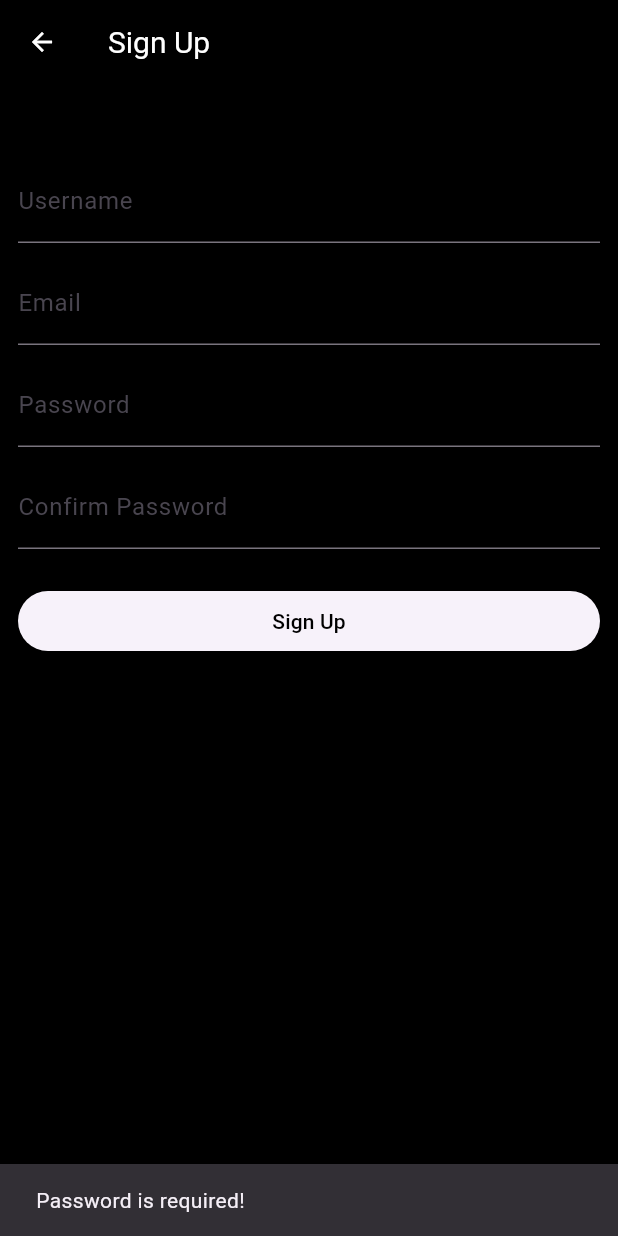
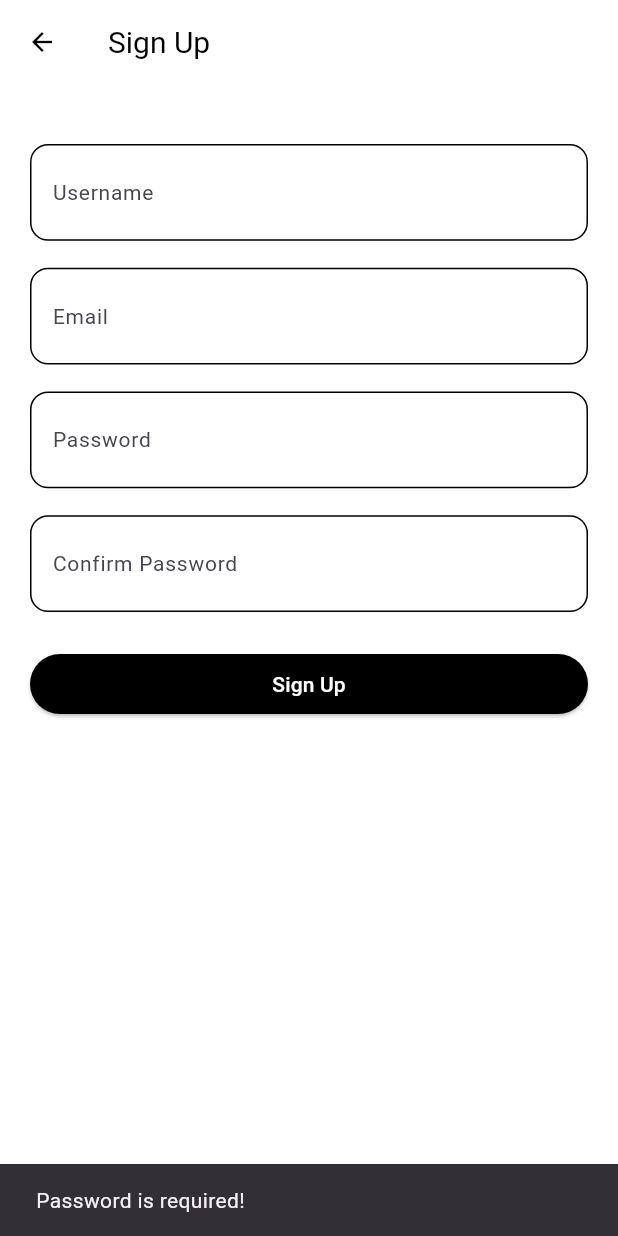
Before and after one commit to Fairuzzzzz/ai-chat-app, a Flutter app: the screen it shows after launch, after a tap on "Login", after a tap on "Don't have an account? Sign Up", on a phone screen of 412 x 824 dp. Run offline on Flutter 3.47's test engine with Material 3 defaults, Android fonts, the light colour scheme and no system bars; our stand-ins replace flutter_dotenv, supabase_flutter; missing offline and left inert: groq; accounts and stored records are empty; network calls fail.

Commit message:
update text field

```diff
--- a/lib/pages/login_page.dart
+++ b/lib/pages/login_page.dart
@@ -44,39 +44,66 @@ class _LoginPageState extends State<LoginPage> {
   Widget build(BuildContext context) {
     return Scaffold(
       body: ListView(
-        padding: const EdgeInsets.symmetric(horizontal: 12, vertical: 50),
+        padding: const EdgeInsets.symmetric(horizontal: 20, vertical: 50),
         children: [
           const SizedBox(
             height: 24,
           ),
+          const Center(
+            child: Text(
+              'Welcome Back!',
+              style: TextStyle(fontSize: 24),
+            ),
+          ),
+          const SizedBox(
+            height: 24,
+          ),
           Container(
+            padding: const EdgeInsets.symmetric(horizontal: 12, vertical: 12),
             decoration: BoxDecoration(
-              borderRadius: BorderRadius.circular(12),
-            ),
+                borderRadius: BorderRadius.circular(12),
+                border: Border.all(color: Colors.black)),
             child: TextField(
               controller: _emailControllers,
               decoration: const InputDecoration(
+                contentPadding: EdgeInsets.symmetric(horizontal: 2),
                 labelText: 'Email',
+                labelStyle: TextStyle(fontSize: 14),
+                isDense: true,
+                border: InputBorder.none,
               ),
-              style: const TextStyle(color: Colors.white),
+              style: const TextStyle(color: Colors.black),
             ),
           ),
           const SizedBox(
-            height: 12,
+            height: 18,
           ),
-          TextField(
-            controller: _passwordControllers,
-            decoration: const InputDecoration(labelText: 'Password'),
-            style: const TextStyle(color: Colors.white),
+          Container(
+            padding: const EdgeInsets.symmetric(horizontal: 12, vertical: 12),
+            decoration: BoxDecoration(
+                borderRadius: BorderRadius.circular(12),
+                border: Border.all(color: Colors.black)),
+            child: TextField(
+              controller: _passwordControllers,
+              decoration: const InputDecoration(
+                  labelText: 'Password',
+                  labelStyle: TextStyle(fontSize: 14),
+                  contentPadding: EdgeInsets.symmetric(horizontal: 2),
+                  isDense: true,
+                  border: InputBorder.none),
+              style: const TextStyle(color: Colors.black),
+            ),
           ),
           const SizedBox(
             height: 24,
           ),
           ElevatedButton(
+              style: ButtonStyle(
+                  backgroundColor: WidgetStateProperty.all(Colors.black)),
               onPressed: login,
               child: const Text(
                 "Login",
-                style: TextStyle(color: Colors.black),
+                style: TextStyle(color: Colors.white),
               )),
           const SizedBox(
             height: 12,
@@ -87,13 +114,13 @@ class _LoginPageState extends State<LoginPage> {
             child: const Center(
               child: Text(
                 "Don't have an account? Sign Up",
-                style: TextStyle(color: Colors.white),
+                style: TextStyle(color: Colors.black),
               ),
             ),
           )
         ],
       ),
-      backgroundColor: Colors.black,
+      backgroundColor: Colors.white,
     );
   }
 }
--- a/lib/pages/register_page.dart
+++ b/lib/pages/register_page.dart
@@ -51,61 +51,107 @@ class _RegisterPageState extends State<RegisterPage> {
     return Scaffold(
       appBar: AppBar(
         iconTheme: const IconThemeData(
-          color: Colors.white,
+          color: Colors.black,
           size: 20,
         ),
         title: const Text(
           "Sign Up",
-          style: TextStyle(color: Colors.white, fontSize: 20),
+          style: TextStyle(color: Colors.black, fontSize: 20),
         ),
-        backgroundColor: Colors.black,
+        backgroundColor: Colors.white,
       ),
       body: ListView(
-        padding: const EdgeInsets.symmetric(horizontal: 12, vertical: 50),
+        padding: const EdgeInsets.symmetric(horizontal: 20, vertical: 40),
         children: [
-          TextField(
+          Container(
+            padding: const EdgeInsets.symmetric(horizontal: 12, vertical: 12),
+            decoration: BoxDecoration(
+                borderRadius: BorderRadius.circular(12),
+                border: Border.all(color: Colors.black)),
+            child: TextField(
               controller: _usernameControllers,
-            decoration: const InputDecoration(labelText: 'Username'),
-            style: const TextStyle(color: Colors.white),
+              decoration: const InputDecoration(
+                  labelText: 'Username',
+                  labelStyle: TextStyle(fontSize: 14),
+                  contentPadding: EdgeInsets.symmetric(horizontal: 2),
+                  isDense: true,
+                  border: InputBorder.none),
+              style: const TextStyle(color: Colors.black),
+            ),
           ),
           const SizedBox(
-            height: 12,
+            height: 18,
           ),
-          TextField(
+          Container(
+            padding: const EdgeInsets.symmetric(horizontal: 12, vertical: 12),
+            decoration: BoxDecoration(
+                borderRadius: BorderRadius.circular(12),
+                border: Border.all(color: Colors.black)),
+            child: TextField(
               controller: _emailControllers,
-            decoration: const InputDecoration(labelText: 'Email'),
-            style: const TextStyle(color: Colors.white),
+              decoration: const InputDecoration(
+                  labelText: 'Email',
+                  labelStyle: TextStyle(fontSize: 14),
+                  contentPadding: EdgeInsets.symmetric(horizontal: 2),
+                  isDense: true,
+                  border: InputBorder.none),
+              style: const TextStyle(color: Colors.black),
+            ),
           ),
           const SizedBox(
-            height: 12,
+            height: 18,
           ),
-          TextField(
+          Container(
+            padding: const EdgeInsets.symmetric(horizontal: 12, vertical: 12),
+            decoration: BoxDecoration(
+                borderRadius: BorderRadius.circular(12),
+                border: Border.all(color: Colors.black)),
+            child: TextField(
               controller: _passwordControllers,
               obscureText: true,
-            decoration: const InputDecoration(labelText: 'Password'),
-            style: const TextStyle(color: Colors.white),
+              decoration: const InputDecoration(
+                  labelText: 'Password',
+                  labelStyle: TextStyle(fontSize: 14),
+                  contentPadding: EdgeInsets.symmetric(horizontal: 2),
+                  isDense: true,
+                  border: InputBorder.none),
+              style: const TextStyle(color: Colors.black),
+            ),
           ),
           const SizedBox(
-            height: 12,
+            height: 18,
           ),
-          TextField(
+          Container(
+            padding: const EdgeInsets.symmetric(horizontal: 12, vertical: 12),
+            decoration: BoxDecoration(
+                borderRadius: BorderRadius.circular(12),
+                border: Border.all(color: Colors.black)),
+            child: TextField(
               controller: _confirmPasswordControllers,
               obscureText: true,
-            decoration: const InputDecoration(labelText: 'Confirm Password'),
-            style: const TextStyle(color: Colors.white),
+              decoration: const InputDecoration(
+                  labelText: 'Confirm Password',
+                  labelStyle: TextStyle(fontSize: 14),
+                  contentPadding: EdgeInsets.symmetric(horizontal: 2),
+                  isDense: true,
+                  border: InputBorder.none),
+              style: const TextStyle(color: Colors.black),
+            ),
           ),
           const SizedBox(
             height: 24,
           ),
           ElevatedButton(
+              style: const ButtonStyle(
+                  backgroundColor: WidgetStatePropertyAll(Colors.black)),
               onPressed: signUp,
               child: const Text(
                 "Sign Up",
-                style: TextStyle(color: Colors.black),
+                style: TextStyle(color: Colors.white),
               ))
         ],
       ),
-      backgroundColor: Colors.black,
+      backgroundColor: Colors.white,
     );
   }
 }
```
Lines whose indentation alone changed are shown as unchanged.
